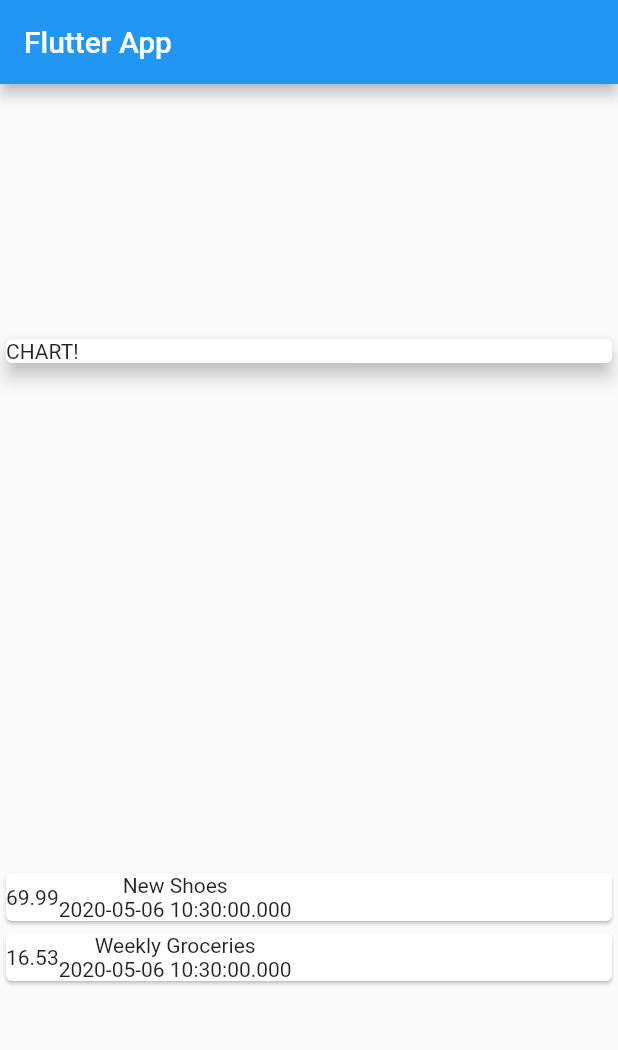
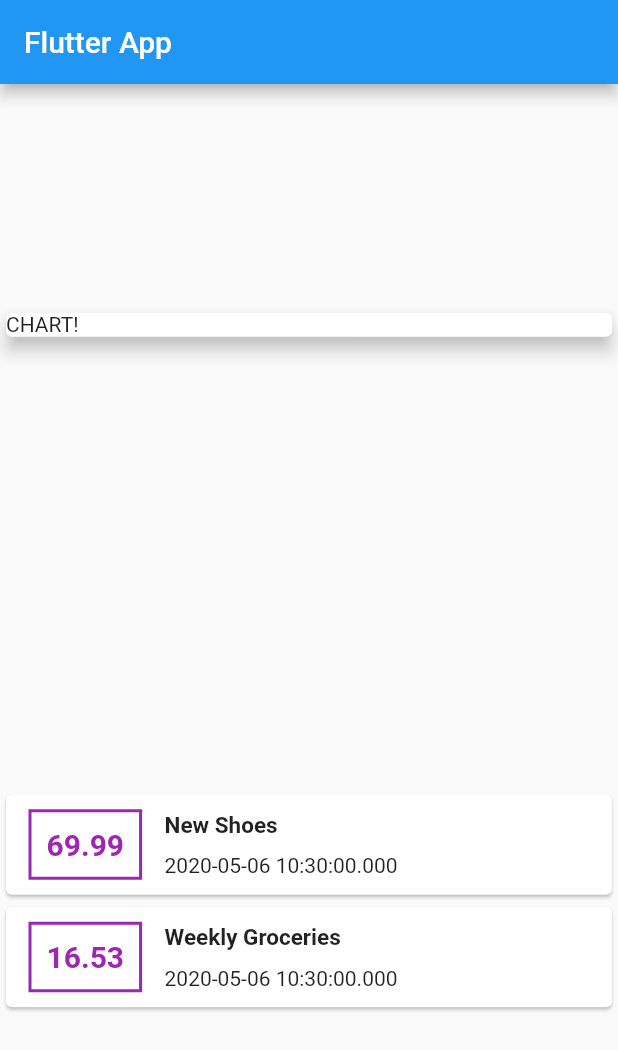
Before and after one commit to deyvidyfs/flutter_study_projects, a Flutter app: the screen it shows after launch, on a phone screen of 412 x 824 dp. Shown: the top 1050 px of the screen. Run offline on Flutter 3.47's test engine with Material 2 defaults, Android fonts, the phone set to English and light mode, and no system bars.

Commit message:
add basic tyling to card

```diff
--- a/Udemy Academind Course Files/Section 4/personal_expenses_app/lib/main.dart
+++ b/Udemy Academind Course Files/Section 4/personal_expenses_app/lib/main.dart
@@ -55,15 +55,48 @@ class MyHomePage extends StatelessWidget {
                 child: Row(
                   children: <Widget>[
                     Container(
+                      padding: EdgeInsets.all(10),
+                      margin: EdgeInsets.symmetric(
+                        vertical: 10,
+                        horizontal: 15,
+                      ),
+                      decoration: BoxDecoration(
+                        border: Border.all(
+                          color: Colors.purple,
+                          width: 2,
+                        ),
+                      ),
                       child: Text(
                         transaction.amount.toString(),
+                        style: TextStyle(
+                          fontWeight: FontWeight.bold,
+                          fontSize: 20,
+                          color: Colors.purple,
+                        ),
                       ),
                     ),
                     Column(
+                      crossAxisAlignment: CrossAxisAlignment.start,
                       children: <Widget>[
-                        Text(transaction.title),
-                        Text(
-                          transaction.date.toString(),
+                        Container(
+                          margin: EdgeInsets.symmetric(
+                            vertical: 10,
+                          ),
+                          child: Text(
+                            transaction.title,
+                            style: TextStyle(
+                              fontSize: 15,
+                              fontWeight: FontWeight.bold,
+                            ),
+                          ),
+                        ),
+                        Container(
+                          margin: EdgeInsets.only(
+                            bottom: 10,
+                          ),
+                          child: Text(
+                            transaction.date.toString(),
+                          ),
                         ),
                       ],
                     )
```
Also changed, not shown: 2 other files.
